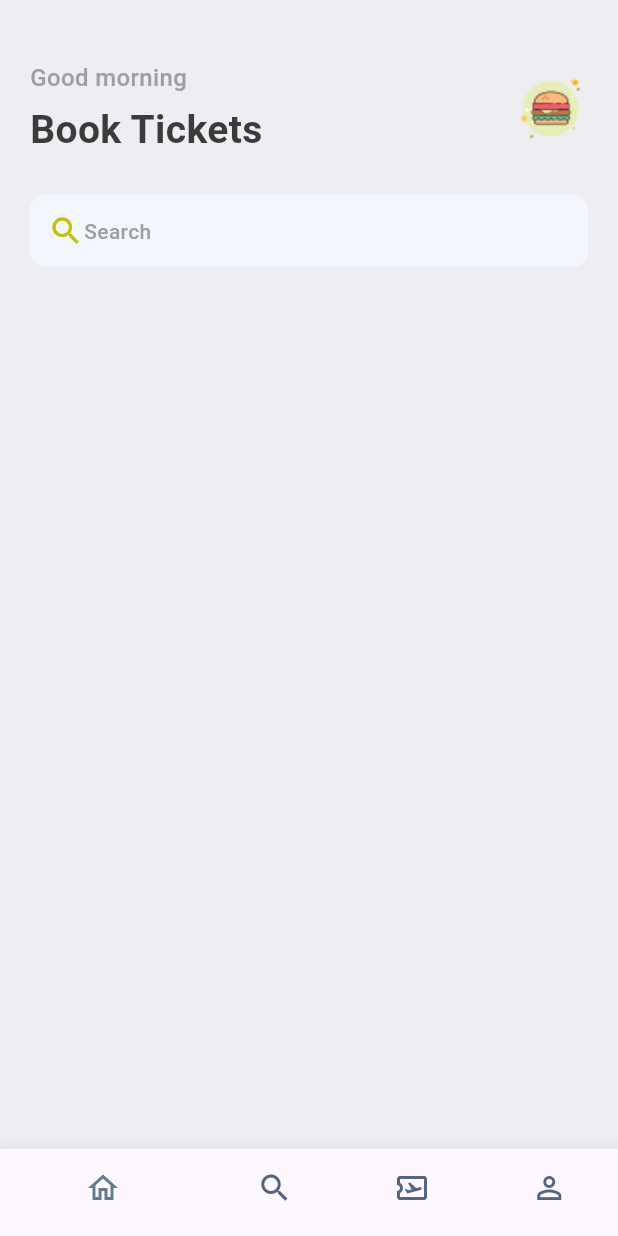
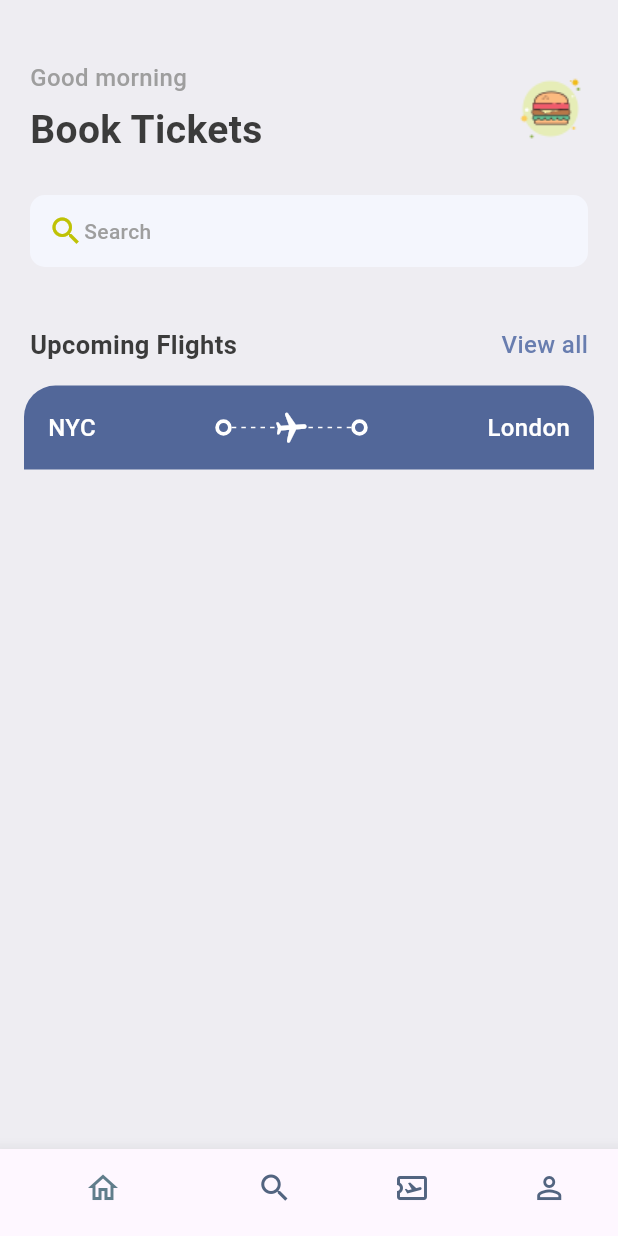
Before and after one commit to njiti/bookticket, a Flutter app: the screen it shows after launch, on a phone screen of 412 x 824 dp. Run offline on Flutter 3.47's test engine with Material 3 defaults, Android fonts, the phone set to English and light mode, and no system bars; our stand-ins replace gap.

Commit message:
created top of ticket widget

```diff
--- a/lib/screens/home_screen.dart
+++ b/lib/screens/home_screen.dart
@@ -1,4 +1,5 @@
 import 'package:bookticket/utils/app_styles.dart';
+import 'package:bookticket/widgets/ticket_view.dart';
 import 'package:flutter/material.dart';
 import 'package:gap/gap.dart';
 
@@ -55,10 +56,27 @@ class HomeScreen extends StatelessWidget {
                       Text("Search", style: Styles.headLineStyle4),
                     ],
                   ),
+                ),
+                const Gap(40),
+                Row(
+                  mainAxisAlignment: MainAxisAlignment.spaceBetween,
+                  children: [
+                    Text("Upcoming Flights", style: Styles.headLineStyle2),
+                    InkWell(
+                      onTap: (){
+                      },
+                        child: Text(
+                          "View all",
+                          style: Styles.textStyle.copyWith(
+                              color: Styles.primaryColor),
+                        )),
+                  ],
                 )
               ],
             ),
-          )
+          ),
+          const Gap(15),
+          TicketView(),
         ],
       ),
     );
--- a/lib/screens/ticket_screen.dart
+++ b/lib/screens/ticket_screen.dart
@@ -1,3 +1,4 @@
+import 'package:bookticket/utils/app_layout.dart';
 import 'package:flutter/cupertino.dart';
 
 class TicketScreen extends StatelessWidget {
@@ -5,6 +6,9 @@ class TicketScreen extends StatelessWidget {
 
   @override
   Widget build(BuildContext context) {
-    return Center(child: const Text("Ticket"));
+    final size = AppLayout.getSize(context);
+    return SizedBox(
+      width: MediaQuery.of(context).size.width,
+    );
   }
 }
--- /dev/null
+++ b/lib/utils/app_layout.dart
@@ -0,0 +1,7 @@
+import 'package:flutter/cupertino.dart';
+
+class AppLayout {
+  static getSize(BuildContext context) {
+    return MediaQuery.of(context).size;
+  }
+}
--- /dev/null
+++ b/lib/widgets/thick_container.dart
@@ -0,0 +1,17 @@
+import 'package:flutter/cupertino.dart';
+import 'package:flutter/material.dart';
+
+class ThickContainer extends StatelessWidget {
+  const ThickContainer({Key? key}): super(key: key);
+
+  @override
+  Widget build(BuildContext context) {
+    return Container(
+      padding: const EdgeInsets.all(3.0),
+      decoration: BoxDecoration(
+        borderRadius: BorderRadius.circular(20),
+        border: Border.all(width: 2.5, color: Colors.white),
+      ),
+    );
+  }
+}
--- /dev/null
+++ b/lib/widgets/ticket_view.dart
@@ -0,0 +1,73 @@
+import 'package:bookticket/utils/app_layout.dart';
+import 'package:bookticket/widgets/thick_container.dart';
+import 'package:flutter/cupertino.dart';
+import 'package:flutter/material.dart';
+
+import '../utils/app_styles.dart';
+
+class TicketView extends StatelessWidget {
+  const TicketView({Key? key}) : super(key: key);
+
+  @override
+  Widget build(BuildContext context) {
+    final size = AppLayout.getSize(context);
+    return SizedBox(
+      width: size.width,
+      height: 200,
+      child: Container(
+        margin: const EdgeInsets.only(left: 16, right: 16),
+        child: Column(
+          children: [
+            Container(
+              decoration: BoxDecoration(
+                  color: const Color(0xFF526799),
+                  borderRadius: const BorderRadius.only(topLeft: Radius.circular(21), topRight: Radius.circular(21)),
+              ),
+              padding: const EdgeInsets.all(16),
+              child: Column(
+                children: [
+                  Row(
+                    children: [
+                      Text("NYC", style: Styles.headLineStyle3.copyWith(color: Colors.white)),
+
+                      Expanded(child: Container()),
+                      const ThickContainer(),
+                      Expanded(child: Stack(
+                        children:[
+                          SizedBox(
+                            height: 24,
+                            child: LayoutBuilder(
+                              builder: (BuildContext context, BoxConstraints constraints){
+                                print("The width is ${constraints.constrainWidth()}");
+                                return Flex(
+                                  direction: Axis.horizontal,
+                                  mainAxisAlignment: MainAxisAlignment.spaceBetween,
+                                  mainAxisSize: MainAxisSize.max,
+                                  children: List.generate((constraints.constrainWidth()/6).floor(), (index) => SizedBox(
+                                    width: 3, height: 1, child: DecoratedBox(decoration: BoxDecoration(
+                                      color: Colors.white
+                                  )),
+                                  )
+                                  ),
+                                );
+                              },
+                            ),
+                          ),
+                          Center(child: Transform.rotate(angle: 1.5, child: Icon(Icons.local_airport_rounded, color: Colors.white))),
+                        ],
+                      )),
+                      const ThickContainer(),
+                      Expanded(child: Container()),
+
+                      Text("London", style: Styles.headLineStyle3.copyWith(color: Colors.white)),
+                    ],
+                  )
+                ],
+              ),
+            )
+          ],
+        ),
+      ),
+    );
+  }
+}
```
